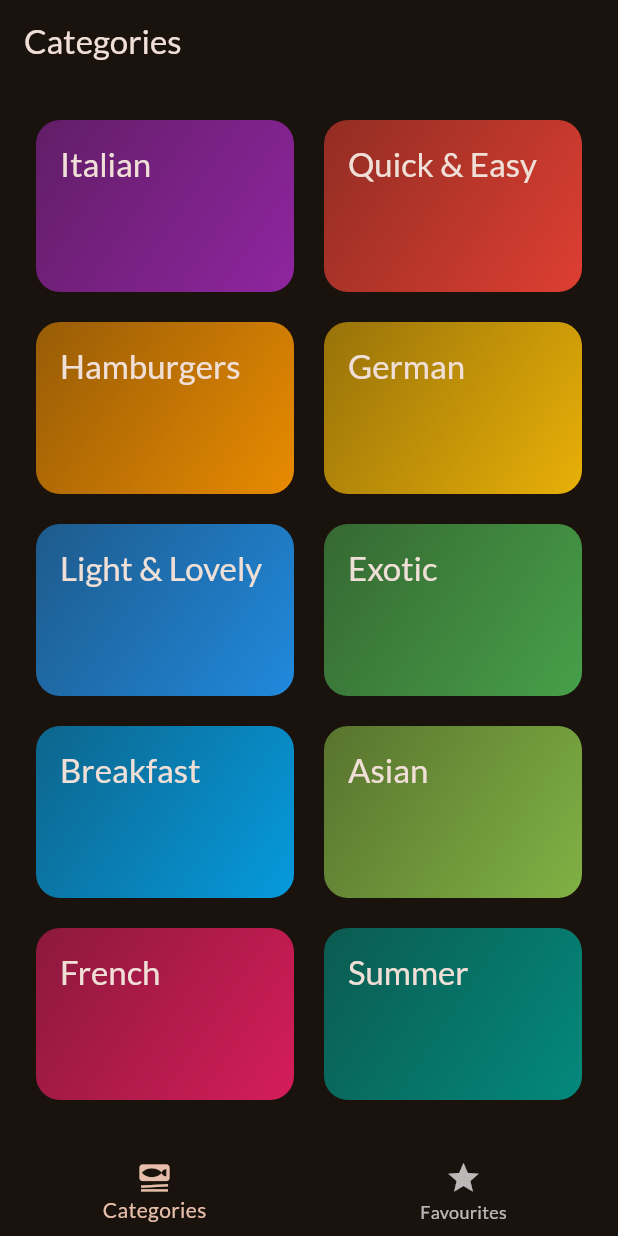
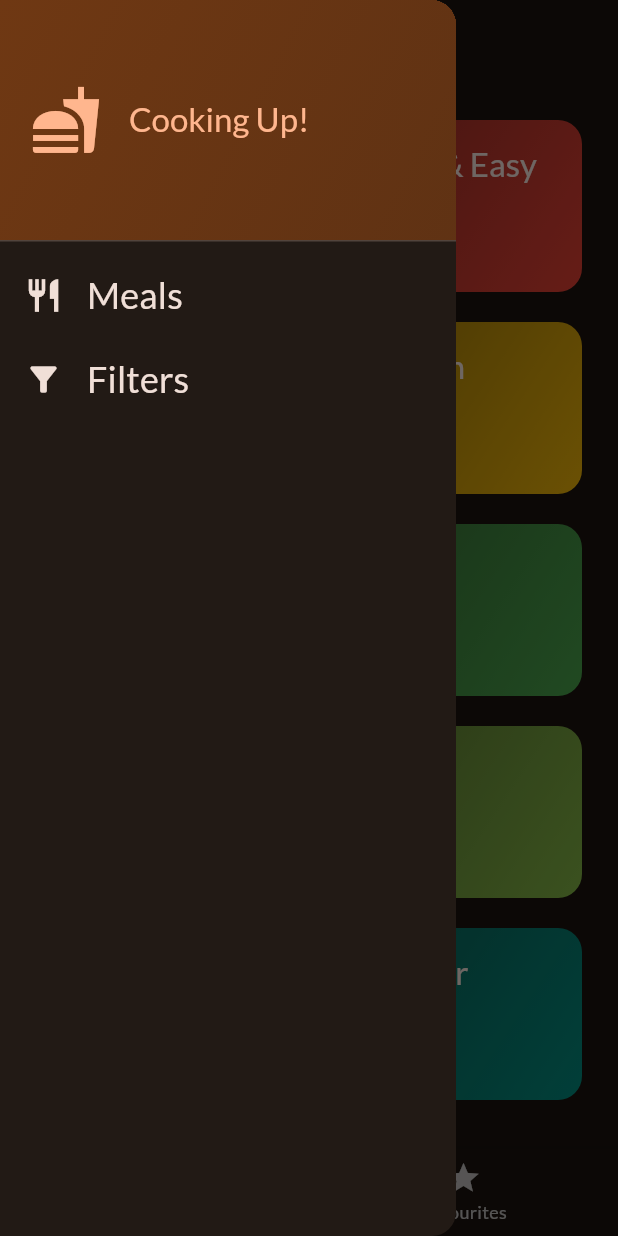
Before and after one commit to ge64/flutter_meals_provider, a Flutter app: the screen it shows after launch, with the side drawer open (before the commit the screen has no drawer), on a phone screen of 412 x 824 dp. Run offline on Flutter 3.47's test engine with Material 3 defaults, Android fonts, the phone set to English and light mode, and no system bars; our stand-ins replace google_fonts, transparent_image.

Commit message:
added a side drawer

```diff
--- a/lib/screens/tabs.dart
+++ b/lib/screens/tabs.dart
@@ -3,10 +3,12 @@ import 'package:flutter/material.dart';
 import 'package:meals/screens/categories.dart';
 import 'package:meals/screens/meals.dart';
 import 'package:meals/models/meal.dart';
+import 'package:meals/widgets/main_drawer.dart';
 
 class TabsScreen extends StatefulWidget {
   const TabsScreen({super.key});
 
+  @override
   State<TabsScreen> createState() {
     return _TabsScreenState();
   }
@@ -66,6 +68,7 @@ class _TabsScreenState extends State<TabsScreen> {
       appBar: AppBar(
         title: Text(activePageTitle),
       ),
+      drawer: const MainDrawer(),
       body: activePage,
       bottomNavigationBar: BottomNavigationBar(
         onTap: _selectPage,
--- /dev/null
+++ b/lib/widgets/main_drawer.dart
@@ -0,0 +1,77 @@
+import 'package:flutter/material.dart';
+
+class MainDrawer extends StatelessWidget {
+  const MainDrawer({super.key});
+
+  @override
+  Widget build(BuildContext context) {
+    return Drawer(
+      child: Column(
+        children: [
+          DrawerHeader(
+            padding: const EdgeInsets.all(20),
+            decoration: BoxDecoration(
+              gradient: LinearGradient(
+                colors: [
+                  Theme.of(context).colorScheme.primaryContainer,
+                  Theme.of(context)
+                      .colorScheme
+                      .primaryContainer
+                      .withOpacity(0.8),
+                ],
+                begin: Alignment.topLeft,
+                end: Alignment.bottomRight,
+              ),
+            ),
+            child: Row(
+              children: [
+                Icon(
+                  Icons.fastfood,
+                  size: 48,
+                  color: Theme.of(context).colorScheme.primary,
+                ),
+                const SizedBox(width: 18),
+                Text(
+                  'Cooking Up!',
+                  style: Theme.of(context).textTheme.titleLarge!.copyWith(
+                        color: Theme.of(context).colorScheme.primary,
+                      ),
+                ),
+              ],
+            ),
+          ),
+          ListTile(
+            leading: Icon(
+              Icons.restaurant,
+              size: 26,
+              color: Theme.of(context).colorScheme.onSurface,
+            ),
+            title: Text(
+              'Meals',
+              style: Theme.of(context).textTheme.titleSmall!.copyWith(
+                    color: Theme.of(context).colorScheme.onSurface,
+                    fontSize: 24,
+                  ),
+            ),
+            onTap: () {},
+          ),
+          ListTile(
+            leading: Icon(
+              Icons.filter_list_alt,
+              size: 26,
+              color: Theme.of(context).colorScheme.onSurface,
+            ),
+            title: Text(
+              'Filters',
+              style: Theme.of(context).textTheme.titleSmall!.copyWith(
+                    color: Theme.of(context).colorScheme.onSurface,
+                    fontSize: 24,
+                  ),
+            ),
+            onTap: () {},
+          ),
+        ],
+      ),
+    );
+  }
+}
```
